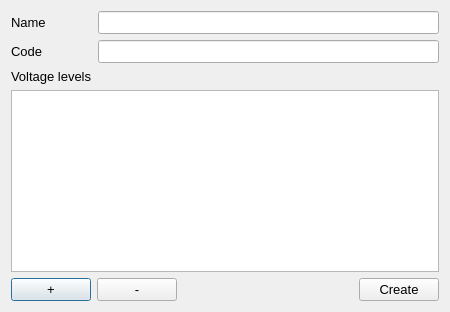
SanPen/GridCal, file src/GridCal/Gui/SubstationDesigner/substation_designer_gui.ui: the form before one commit.
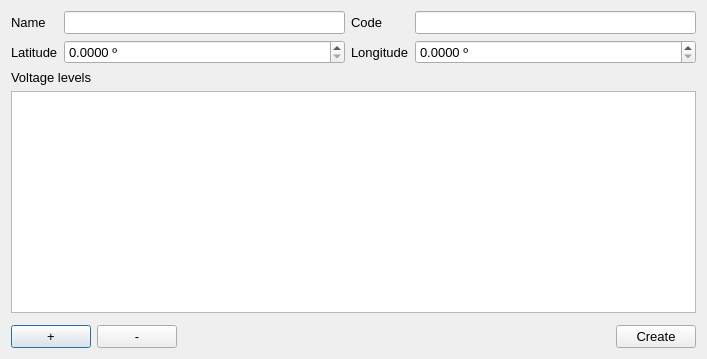
The form after the commit.

```diff
--- a/src/GridCal/Gui/SubstationDesigner/substation_designer_gui.ui
+++ b/src/GridCal/Gui/SubstationDesigner/substation_designer_gui.ui
@@ -6,15 +6,63 @@
    <rect>
     <x>0</x>
     <y>0</y>
-    <width>450</width>
-    <height>312</height>
+    <width>707</width>
+    <height>359</height>
    </rect>
   </property>
   <property name="windowTitle">
    <string>Dialog</string>
   </property>
   <layout class="QGridLayout" name="gridLayout">
-   <item row="4" column="0" colspan="3">
+   <item row="1" column="3">
+    <widget class="QDoubleSpinBox" name="londoubleSpinBox">
+     <property name="font">
+      <font>
+       <pointsize>10</pointsize>
+      </font>
+     </property>
+     <property name="suffix">
+      <string> º</string>
+     </property>
+     <property name="decimals">
+      <number>4</number>
+     </property>
+    </widget>
+   </item>
+   <item row="0" column="2">
+    <widget class="QLabel" name="label_2">
+     <property name="font">
+      <font>
+       <pointsize>10</pointsize>
+      </font>
+     </property>
+     <property name="text">
+      <string>Code</string>
+     </property>
+    </widget>
+   </item>
+   <item row="1" column="0">
+    <widget class="QLabel" name="label_4">
+     <property name="font">
+      <font>
+       <pointsize>10</pointsize>
+      </font>
+     </property>
+     <property name="text">
+      <string>Latitude</string>
+     </property>
+    </widget>
+   </item>
+   <item row="0" column="1">
+    <widget class="QLineEdit" name="se_name_lineEdit">
+     <property name="font">
+      <font>
+       <pointsize>10</pointsize>
+      </font>
+     </property>
+    </widget>
+   </item>
+   <item row="4" column="0" colspan="2">
     <widget class="QFrame" name="frame">
      <property name="frameShape">
       <enum>QFrame::Shape::NoFrame</enum>
@@ -35,30 +83,45 @@
       <property name="bottomMargin">
        <number>0</number>
       </property>
-      <item row="0" column="0" colspan="2">
-       <widget class="QLabel" name="label_3">
-        <property name="font">
-         <font>
-          <pointsize>10</pointsize>
-         </font>
-        </property>
-        <property name="text">
-         <string>Voltage levels</string>
-        </property>
-       </widget>
-      </item>
-      <item row="2" column="0" colspan="2">
-       <widget class="QTableView" name="tableView">
-        <property name="font">
-         <font>
-          <pointsize>10</pointsize>
-         </font>
-        </property>
-       </widget>
-      </item>
      </layout>
     </widget>
    </item>
+   <item row="1" column="1">
+    <widget class="QDoubleSpinBox" name="latdoubleSpinBox">
+     <property name="font">
+      <font>
+       <pointsize>10</pointsize>
+      </font>
+     </property>
+     <property name="suffix">
+      <string> º</string>
+     </property>
+     <property name="decimals">
+      <number>4</number>
+     </property>
+    </widget>
+   </item>
+   <item row="0" column="3">
+    <widget class="QLineEdit" name="se_code_lineEdit">
+     <property name="font">
+      <font>
+       <pointsize>10</pointsize>
+      </font>
+     </property>
+    </widget>
+   </item>
+   <item row="1" column="2">
+    <widget class="QLabel" name="label_5">
+     <property name="font">
+      <font>
+       <pointsize>10</pointsize>
+      </font>
+     </property>
+     <property name="text">
+      <string>Longitude</string>
+     </property>
+    </widget>
+   </item>
    <item row="0" column="0">
     <widget class="QLabel" name="label">
      <property name="font">
@@ -71,7 +134,16 @@
      </property>
     </widget>
    </item>
-   <item row="5" column="0" colspan="3">
+   <item row="3" column="0" colspan="4">
+    <widget class="QTableView" name="tableView">
+     <property name="font">
+      <font>
+       <pointsize>10</pointsize>
+      </font>
+     </property>
+    </widget>
+   </item>
+   <item row="5" column="0" colspan="4">
     <widget class="QFrame" name="frame_2">
      <property name="frameShape">
       <enum>QFrame::Shape::NoFrame</enum>
@@ -159,52 +231,18 @@
      </layout>
     </widget>
    </item>
-   <item row="1" column="0">
-    <widget class="QLabel" name="label_2">
+   <item row="2" column="0" colspan="4">
+    <widget class="QLabel" name="label_3">
      <property name="font">
       <font>
        <pointsize>10</pointsize>
       </font>
      </property>
      <property name="text">
-      <string>Code</string>
+      <string>Voltage levels</string>
      </property>
     </widget>
    </item>
-   <item row="0" column="2">
-    <widget class="QLineEdit" name="se_name_lineEdit">
-     <property name="font">
-      <font>
-       <pointsize>10</pointsize>
-      </font>
-     </property>
-    </widget>
-   </item>
-   <item row="1" column="2">
-    <widget class="QLineEdit" name="se_code_lineEdit">
-     <property name="font">
-      <font>
-       <pointsize>10</pointsize>
-      </font>
-     </property>
-    </widget>
-   </item>
-   <item row="0" column="1">
-    <spacer name="horizontalSpacer_2">
-     <property name="orientation">
-      <enum>Qt::Orientation::Horizontal</enum>
-     </property>
-     <property name="sizeType">
-      <enum>QSizePolicy::Policy::Fixed</enum>
-     </property>
-     <property name="sizeHint" stdset="0">
-      <size>
-       <width>40</width>
-       <height>10</height>
-      </size>
-     </property>
-    </spacer>
-   </item>
   </layout>
  </widget>
  <resources/>
```
